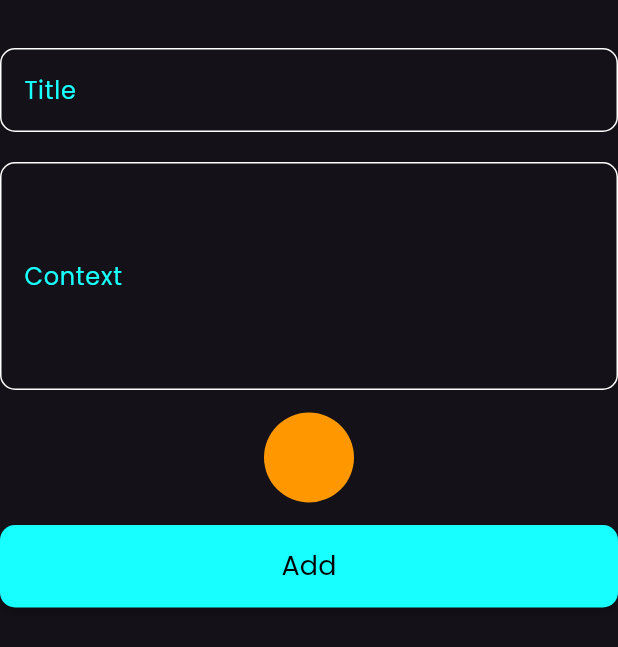
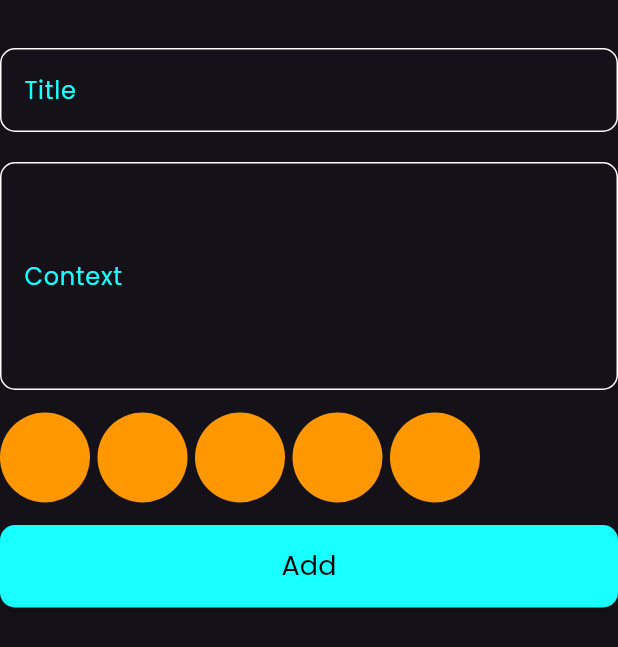
Before and after one commit to Mohamed123-r/note-app, a Flutter app: the AddNoteForm widget shown alone on an empty page, opened directly, on a phone screen of 412 x 824 dp. Shown: the top 647 px of the screen. Run offline on Flutter 3.47's test engine with Material 3 defaults, Android fonts, the phone set to English and light mode, and no system bars; our stand-ins replace flutter_bloc, hive, hive_flutter; accounts and stored records are empty.

Commit message:
create color list item

```diff
--- a/lib/widgets/add_note_form.dart
+++ b/lib/widgets/add_note_form.dart
@@ -4,7 +4,7 @@ import 'package:intl/intl.dart';
 import 'package:note_app/cubits/add_note_cubit/add_note_cubit.dart';
 import 'package:note_app/cubits/add_note_cubit/add_note_states.dart';
 import 'package:note_app/models/note_model.dart';
-import 'color_item.dart';
+import 'color_list_item.dart';
 import 'custom_button.dart';
 import 'custom_text_field.dart';
 
@@ -51,7 +51,7 @@ class _AddNoteFormState extends State<AddNoteForm> {
           const SizedBox(
             height: 15,
           ),
-          const ColorItem(),
+          const ColorListItem(),
           const SizedBox(
             height: 15,
           ),
--- /dev/null
+++ b/lib/widgets/color_list_item.dart
@@ -0,0 +1,26 @@
+import 'package:flutter/material.dart';
+
+import 'color_item.dart';
+
+class ColorListItem extends StatelessWidget {
+  const ColorListItem({super.key});
+
+  @override
+  Widget build(BuildContext context) {
+    return SizedBox(
+      height: 60,
+      child: ListView.separated(
+        itemCount: 5,
+        scrollDirection: Axis.horizontal,
+        itemBuilder: (BuildContext context, int index) {
+          return const ColorItem();
+        },
+        separatorBuilder: (BuildContext context, int index) {
+          return const SizedBox(
+            width: 5,
+          );
+        },
+      ),
+    );
+  }
+}
```
Also changed, not shown: lib/widgets/color_item.dart (line endings or trailing spaces).
